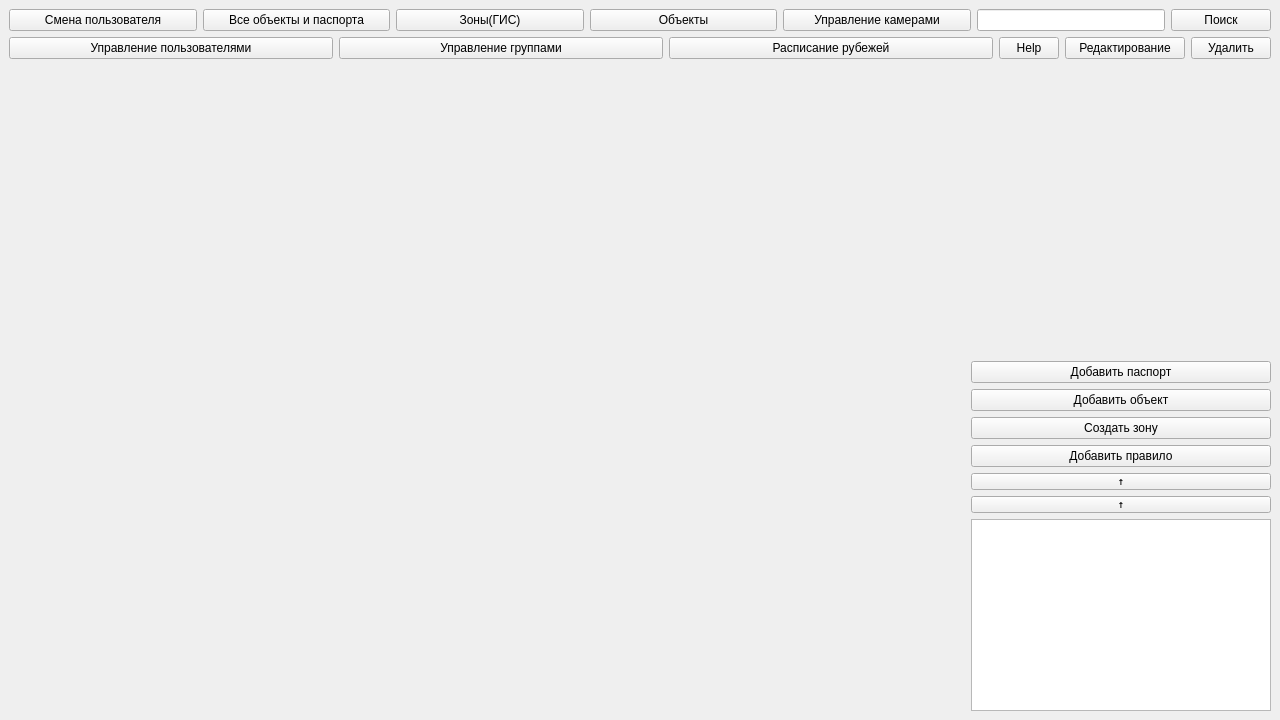
The window that src/mainwindow.ui (IlchenkoVasily/seye) describes before a commit, drawn with Qt 5.
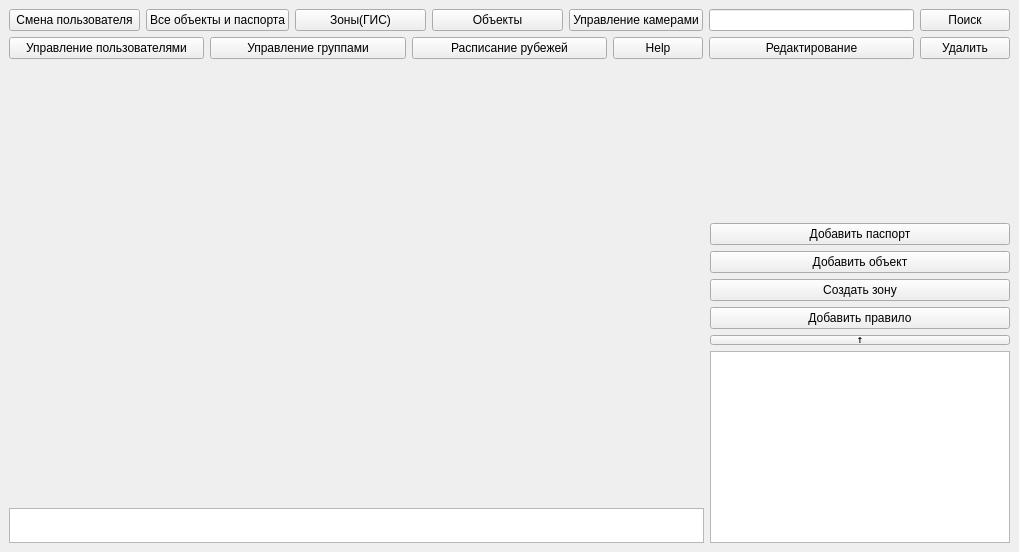
The same window after the commit.

Commit message: button layout

```diff
--- a/src/mainwindow.ui
+++ b/src/mainwindow.ui
@@ -6,16 +6,16 @@
    <rect>
     <x>0</x>
     <y>0</y>
-    <width>1280</width>
-    <height>720</height>
+    <width>1019</width>
+    <height>552</height>
    </rect>
   </property>
   <property name="windowTitle">
    <string>sEye 1.0</string>
   </property>
   <widget class="QWidget" name="centralwidget">
-   <layout class="QVBoxLayout" name="verticalLayout">
-    <item>
+   <layout class="QGridLayout" name="gridLayout">
+    <item row="0" column="0" colspan="2">
      <layout class="QHBoxLayout" name="horizontalLayout">
       <property name="spacing">
        <number>6</number>
@@ -77,10 +77,16 @@
         </property>
         <property name="minimumSize">
          <size>
-          <width>188</width>
+          <width>205</width>
           <height>0</height>
          </size>
         </property>
+        <property name="maximumSize">
+         <size>
+          <width>205</width>
+          <height>16777215</height>
+         </size>
+        </property>
        </widget>
       </item>
       <item>
@@ -93,13 +99,13 @@
         </property>
         <property name="minimumSize">
          <size>
-          <width>100</width>
+          <width>90</width>
           <height>0</height>
          </size>
         </property>
         <property name="maximumSize">
          <size>
-          <width>100</width>
+          <width>90</width>
           <height>16777215</height>
          </size>
         </property>
@@ -110,7 +116,7 @@
       </item>
      </layout>
     </item>
-    <item>
+    <item row="1" column="0" colspan="2">
      <layout class="QHBoxLayout" name="horizontalLayout_4">
       <item>
        <widget class="QPushButton" name="pushButton_9">
@@ -135,9 +141,21 @@
       </item>
       <item>
        <widget class="QDialogButtonBox" name="buttonBox">
+        <property name="sizePolicy">
+         <sizepolicy hsizetype="Fixed" vsizetype="Fixed">
+          <horstretch>0</horstretch>
+          <verstretch>0</verstretch>
+         </sizepolicy>
+        </property>
+        <property name="minimumSize">
+         <size>
+          <width>90</width>
+          <height>0</height>
+         </size>
+        </property>
         <property name="maximumSize">
          <size>
-          <width>60</width>
+          <width>90</width>
           <height>16777215</height>
          </size>
         </property>
@@ -148,16 +166,28 @@
           <kerning>true</kerning>
          </font>
         </property>
+        <property name="orientation">
+         <enum>Qt::Vertical</enum>
+        </property>
         <property name="standardButtons">
          <set>QDialogButtonBox::Help</set>
         </property>
+        <property name="centerButtons">
+         <bool>true</bool>
+        </property>
        </widget>
       </item>
       <item>
        <widget class="QPushButton" name="pushButton_11">
+        <property name="minimumSize">
+         <size>
+          <width>205</width>
+          <height>0</height>
+         </size>
+        </property>
         <property name="maximumSize">
          <size>
-          <width>120</width>
+          <width>205</width>
           <height>16777215</height>
          </size>
         </property>
@@ -168,9 +198,15 @@
       </item>
       <item>
        <widget class="QPushButton" name="pushButton_12">
+        <property name="minimumSize">
+         <size>
+          <width>90</width>
+          <height>0</height>
+         </size>
+        </property>
         <property name="maximumSize">
          <size>
-          <width>80</width>
+          <width>90</width>
           <height>16777215</height>
          </size>
         </property>
@@ -181,16 +217,37 @@
       </item>
      </layout>
     </item>
-    <item>
-     <layout class="QHBoxLayout" name="horizontalLayout_3">
+    <item row="2" column="0">
+     <layout class="QVBoxLayout" name="verticalLayout">
       <item>
        <widget class="QStackedWidget" name="mainStackedWidget"/>
       </item>
       <item>
+       <widget class="QTableView" name="tableViewTimeline">
+        <property name="sizePolicy">
+         <sizepolicy hsizetype="Expanding" vsizetype="Maximum">
+          <horstretch>0</horstretch>
+          <verstretch>0</verstretch>
+         </sizepolicy>
+        </property>
+        <property name="maximumSize">
+         <size>
+          <width>16777215</width>
+          <height>35</height>
+         </size>
+        </property>
+        <attribute name="horizontalHeaderVisible">
+         <bool>false</bool>
+        </attribute>
+        <attribute name="verticalHeaderVisible">
+         <bool>false</bool>
+        </attribute>
+       </widget>
+      </item>
+     </layout>
+    </item>
+    <item row="2" column="1">
        <layout class="QVBoxLayout" name="verticalLayout_2">
-        <property name="sizeConstraint">
-         <enum>QLayout::SetMinimumSize</enum>
-        </property>
         <item>
          <widget class="QStackedWidget" name="smallStackedWidget">
           <property name="enabled">
@@ -260,40 +317,12 @@
           </item>
          </layout>
         </item>
-        <item>
-         <widget class="QPushButton" name="pushButton_18">
-          <property name="maximumSize">
-           <size>
-            <width>16777215</width>
-            <height>17</height>
-           </size>
-          </property>
-          <property name="font">
-           <font>
-            <family>Myanmar Text</family>
-            <pointsize>6</pointsize>
-            <weight>75</weight>
-            <italic>false</italic>
-            <bold>true</bold>
-            <underline>false</underline>
-            <strikeout>false</strikeout>
-            <kerning>true</kerning>
-           </font>
-          </property>
-          <property name="layoutDirection">
-           <enum>Qt::LeftToRight</enum>
-          </property>
-          <property name="text">
-           <string>↑</string>
-          </property>
-         </widget>
-        </item>
         <item>
          <widget class="QPushButton" name="pushButton_13">
           <property name="maximumSize">
            <size>
             <width>16777215</width>
-            <height>17</height>
+          <height>10</height>
            </size>
           </property>
           <property name="font">
@@ -334,8 +363,6 @@
            <enum>QListView::TopToBottom</enum>
           </property>
          </widget>
-        </item>
-       </layout>
       </item>
      </layout>
     </item>
```
Lines whose indentation alone changed are shown as unchanged. The commit also changes 3 other files.
